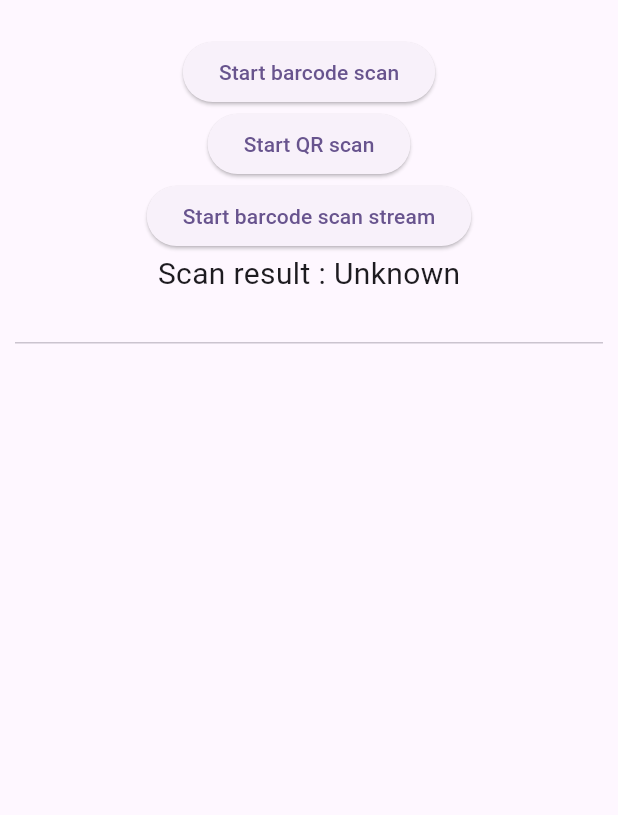
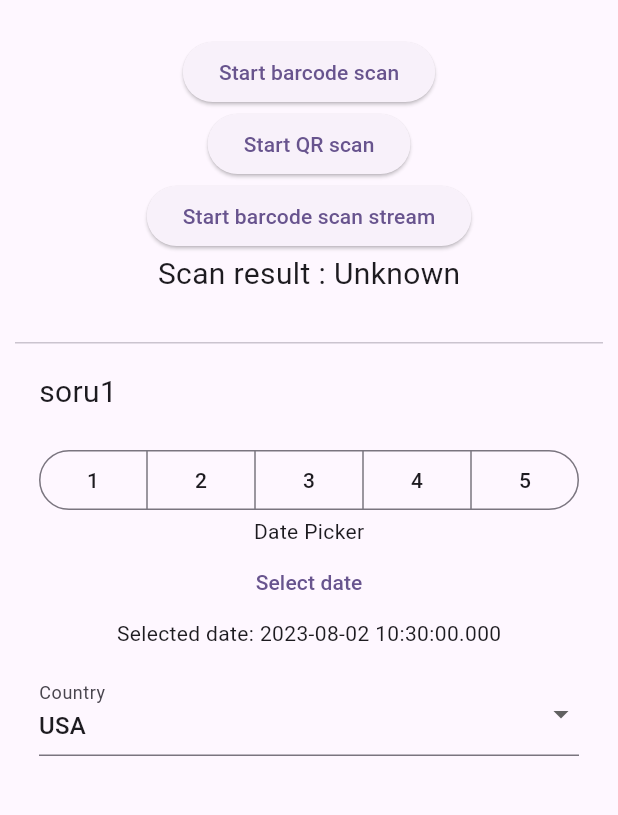
Before and after one commit to BerkayGulen/flutter-build-test, a Flutter app: the screen it shows after launch, on a phone screen of 412 x 824 dp, the part 63-878 px from its top. Run offline on Flutter 3.47's test engine with Material 2 defaults, Android fonts, the phone set to English and light mode, and no system bars; missing offline and left inert: flutter_barcode_scanner.

Commit message:
datepicker, dropdown and segmentedbutton added

```diff
--- /dev/null
+++ b/lib/components/DatePickerWidget.dart
@@ -0,0 +1,40 @@
+import 'package:flutter/material.dart';
+
+class DatePickerWidget extends StatefulWidget {
+  final String title;
+  const DatePickerWidget({Key? key, required this.title}) : super(key: key);
+
+  @override
+  _DatePickerWidgetState createState() => _DatePickerWidgetState();
+}
+
+class _DatePickerWidgetState extends State<DatePickerWidget> {
+  DateTime selectedDate = DateTime.now();
+
+  Future<void> _selectDate(BuildContext context) async {
+    final DateTime? picked = await showDatePicker(
+      context: context,
+      initialDate: selectedDate,
+      firstDate: DateTime(2015, 8),
+      lastDate: DateTime(2101),
+    );
+    if (picked != null && picked != selectedDate)
+      setState(() {
+        selectedDate = picked;
+      });
+  }
+
+  @override
+  Widget build(BuildContext context) {
+    return Column(
+      children: <Widget>[
+        Text(widget.title),
+        TextButton(
+          onPressed: () => _selectDate(context),
+          child: Text('Select date'),
+        ),
+        Text('Selected date: ${selectedDate.toString()}'),
+      ],
+    );
+  }
+}
--- /dev/null
+++ b/lib/components/Layout1.dart
@@ -0,0 +1,92 @@
+import 'package:flutter/material.dart';
+
+import 'DatePickerWidget.dart';
+
+class Layout1 extends StatefulWidget {
+  const Layout1({super.key});
+
+  @override
+  State<Layout1> createState() => _Layout1State();
+}
+
+class _Layout1State extends State<Layout1> {
+  Set timeSelected = {};
+  String _selectedCountry = 'USA';
+
+  List<String> _countries = ['USA', 'Canada', 'UK', 'Australia'];
+  @override
+  Widget build(BuildContext context) {
+    return Padding(
+      padding: const EdgeInsets.all(16),
+      child: SingleChildScrollView(
+        child: Column(
+          crossAxisAlignment: CrossAxisAlignment.stretch,
+          children: [
+            const Text(
+              'soru1',
+              style: TextStyle(
+                fontSize: 20,
+              ),
+              textAlign: TextAlign.left,
+            ),
+            const SizedBox(height: 20),
+            // FormDemo(),
+            SegmentedButton(
+              segments: const [
+                ButtonSegment(
+                  value: 'Week',
+                  label: Text('1'),
+                ),
+                ButtonSegment(
+                  value: 'Month',
+                  label: Text('2'),
+                ),
+                ButtonSegment(
+                  value: 'Year',
+                  label: Text('3'),
+                ),
+                ButtonSegment(
+                  value: '4',
+                  label: Text('4'),
+                ),
+                ButtonSegment(
+                  value: '5',
+                  label: Text('5'),
+                ),
+              ],
+              onSelectionChanged: (selected) {
+                print('times: $selected');
+                timeSelected = selected;
+                setState(() {});
+              },
+              selected: timeSelected,
+              emptySelectionAllowed: true,
+            ),
+            const DatePickerWidget(
+              title: "Date Picker",
+            ),
+            SizedBox(height: 16),
+            DropdownButtonFormField<String>(
+              value: _selectedCountry,
+              items: _countries.map((country) {
+                return DropdownMenuItem<String>(
+                  value: country,
+                  child: Text(country),
+                );
+              }).toList(),
+              onChanged: (newValue) {
+                setState(() {
+                  _selectedCountry = newValue!;
+                });
+              },
+              decoration: InputDecoration(
+                labelText: 'Country',
+              ),
+            ),
+
+          ],
+        ),
+      ),
+    );
+  }
+}
--- a/lib/main.dart
+++ b/lib/main.dart
@@ -1,4 +1,5 @@
 import 'package:build_test_app/components/BarcodScannerWidget.dart';
+import 'package:build_test_app/components/Layout1.dart';
 import 'package:flutter/material.dart';
 
 void main() {
@@ -28,6 +29,7 @@ class MyApp extends StatelessWidget {
           children: [
             BarcodScannerWidget(),
             Divider(height: 5,),
+            Layout1(),
           ],
         ),
       ),
```
